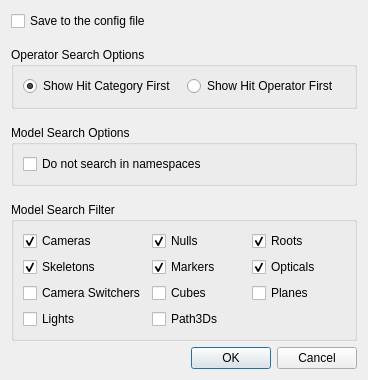
Qt form src/PreferencesDialog/PreferencesDialog.ui (Ndgt/Relation-Constraint-Dialog) before a commit.
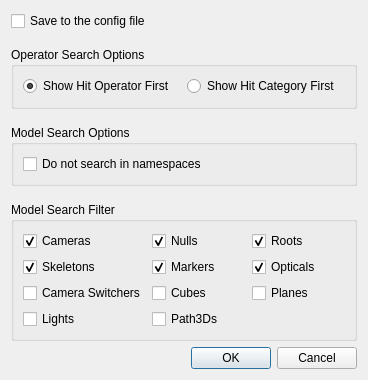
The same form after that commit.

Commit message: enhance configuration handling of PreferencesDialog

```diff
--- a/src/PreferencesDialog/PreferencesDialog.ui
+++ b/src/PreferencesDialog/PreferencesDialog.ui
@@ -50,9 +50,9 @@
      </property>
      <layout class="QHBoxLayout" name="horizontalLayout">
       <item>
-       <widget class="QRadioButton" name="radioButtonCategory">
+       <widget class="QRadioButton" name="radioButtonOperator">
         <property name="text">
-         <string>Show Hit Category First</string>
+         <string>Show Hit Operator First</string>
         </property>
         <property name="checked">
          <bool>true</bool>
@@ -60,9 +60,12 @@
        </widget>
       </item>
       <item>
-       <widget class="QRadioButton" name="radioButtonOperator">
+       <widget class="QRadioButton" name="radioButtonCategory">
         <property name="text">
-         <string>Show Hit Operator First</string>
+         <string>Show Hit Category First</string>
+        </property>
+        <property name="checked">
+         <bool>false</bool>
         </property>
        </widget>
       </item>
```
The commit also changes 2 other files.
